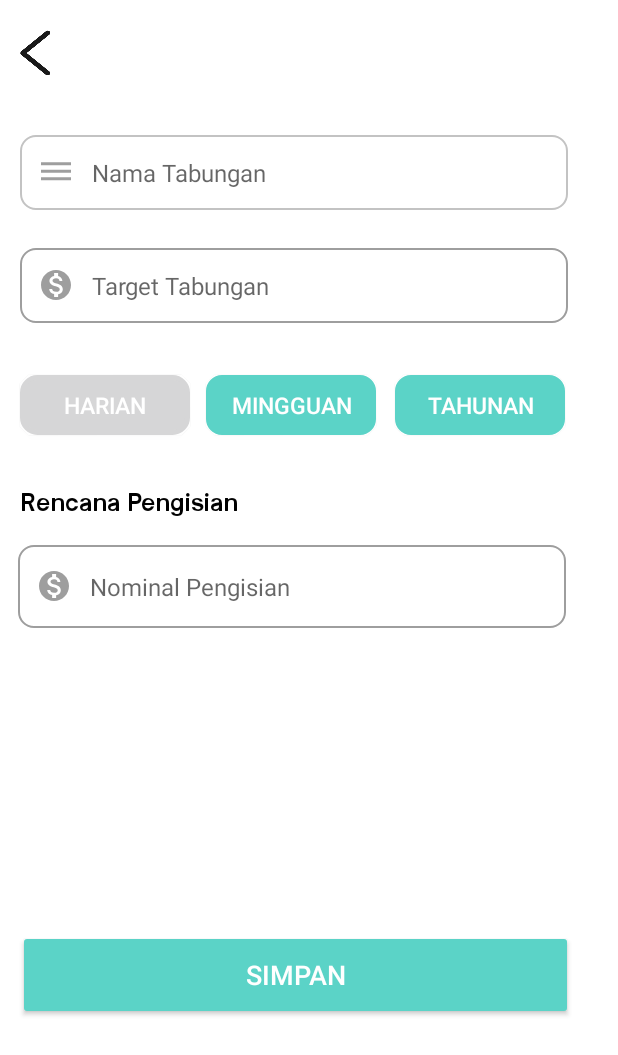
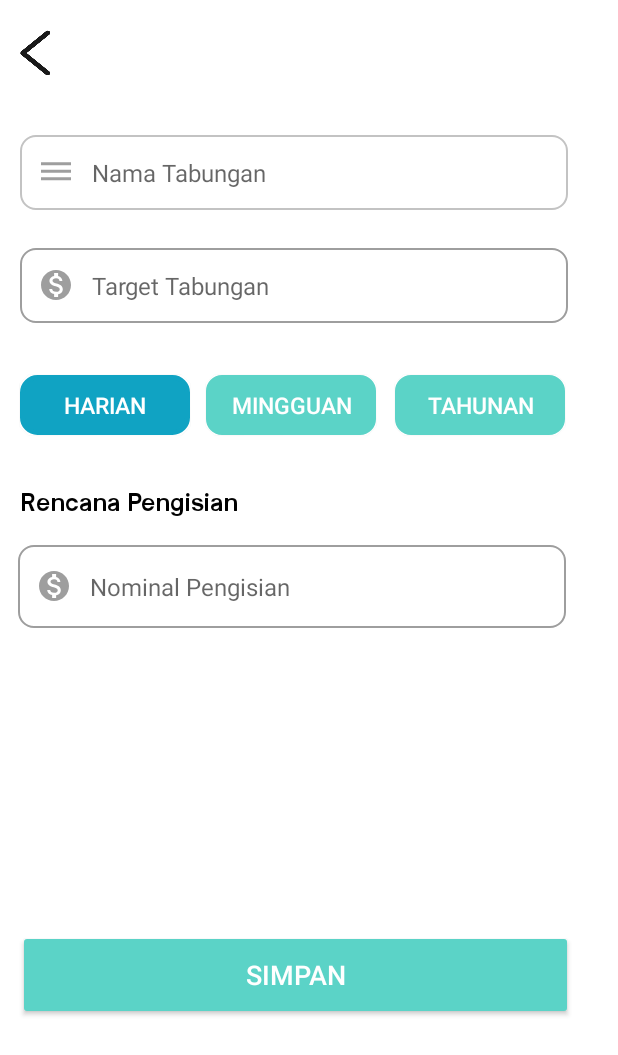
Before and after one commit to ReaL15/MyTabungan, an Android app: the EditActivity screen opened directly, with no data from a screen before it, after a tap on "HARIAN", on a phone screen of 412 x 824 dp. Shown: the top 1055 px of the screen. Run offline under Robolectric (Android 15) with nearby library versions, the phone set to English and light mode, and no system bars; our stand-ins replace Firebase (no records; nobody signed in at launch, a user with empty details on screens opened directly).

Commit message:
Progres Editpage

```diff
--- a/app/src/main/res/values/colors.xml
+++ b/app/src/main/res/values/colors.xml
@@ -10,6 +10,9 @@
     <color name="mainColor">#5BD3C7</color>
     <color name="dark_grey">#9e9e9e</color>
     <color name="cardColor">#EFF5F9</color>
+    <color name="darkMainColor">#10A3C3</color>
+    <color name="red">#F23939</color>
+
 
 
 
```
Also changed, not shown: app/src/main/res/drawable-v24/illustrasi_login.png (added), app/src/main/res/drawable-v24/illustrasi_register.png (added), app/src/main/res/drawable-v24/illustrasi_reset_password.png (added).
